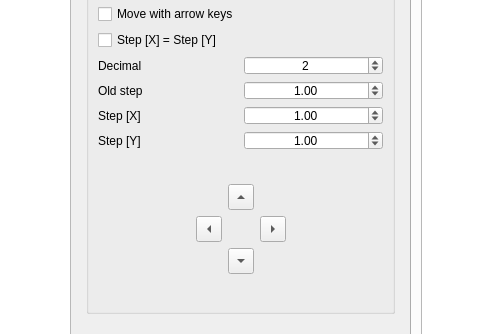
Old version of the form bec_widgets/examples/motor_movement/motor_controller.ui in the repository bec-project/bec_widgets; both pictures show x 464 to 944 and y 209 to 543 of the 1409 by 748 pixel window.
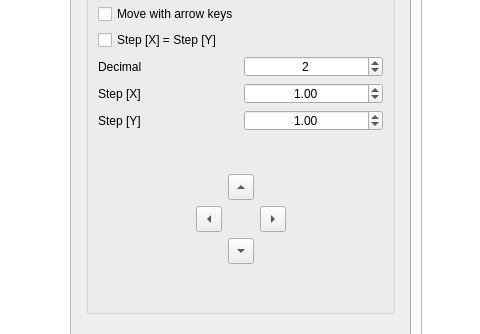
New version of the form. Custom widgets are drawn as their Qt base class.

Commit message: feat: step for x and y can be linked or separated

What changed in the file:
```diff
--- a/bec_widgets/examples/motor_movement/motor_controller.ui
+++ b/bec_widgets/examples/motor_movement/motor_controller.ui
@@ -129,6 +129,57 @@
          <item>
           <layout class="QGridLayout" name="step_grid">
            <item row="2" column="0">
+            <widget class="QLabel" name="label_step_y">
+             <property name="minimumSize">
+              <size>
+               <width>111</width>
+               <height>19</height>
+              </size>
+             </property>
+             <property name="text">
+              <string>Step [Y]</string>
+             </property>
+            </widget>
+           </item>
+           <item row="0" column="0">
+            <widget class="QLabel" name="label_2">
+             <property name="minimumSize">
+              <size>
+               <width>111</width>
+               <height>19</height>
+              </size>
+             </property>
+             <property name="text">
+              <string>Decimal</string>
+             </property>
+            </widget>
+           </item>
+           <item row="1" column="1">
+            <widget class="QDoubleSpinBox" name="spinBox_step_x">
+             <property name="minimumSize">
+              <size>
+               <width>110</width>
+               <height>19</height>
+              </size>
+             </property>
+             <property name="alignment">
+              <set>Qt::AlignCenter</set>
+             </property>
+             <property name="minimum">
+              <double>0.000000000000000</double>
+             </property>
+             <property name="maximum">
+              <double>99.000000000000000</double>
+             </property>
+             <property name="singleStep">
+              <double>0.100000000000000</double>
+             </property>
+             <property name="value">
+              <double>1.000000000000000</double>
+             </property>
+            </widget>
+           </item>
+           <item row="1" column="0">
             <widget class="QLabel" name="label_step_x">
              <property name="minimumSize">
               <size>
@@ -141,6 +192,31 @@
              </property>
             </widget>
            </item>
+           <item row="2" column="1">
+            <widget class="QDoubleSpinBox" name="spinBox_step_y">
+             <property name="minimumSize">
+              <size>
+               <width>110</width>
+               <height>19</height>
+              </size>
+             </property>
+             <property name="alignment">
+              <set>Qt::AlignCenter</set>
+             </property>
+             <property name="minimum">
+              <double>0.000000000000000</double>
+             </property>
+             <property name="maximum">
+              <double>99.000000000000000</double>
+             </property>
+             <property name="singleStep">
+              <double>0.100000000000000</double>
+             </property>
+             <property name="value">
+              <double>1.000000000000000</double>
+             </property>
+            </widget>
+           </item>
            <item row="0" column="1">
             <widget class="QSpinBox" name="spinBox_precision">
              <property name="minimumSize">
@@ -160,120 +236,6 @@
              </property>
             </widget>
            </item>
-           <item row="0" column="0">
-            <widget class="QLabel" name="label_2">
-             <property name="minimumSize">
-              <size>
-               <width>111</width>
-               <height>19</height>
-              </size>
-             </property>
-             <property name="text">
-              <string>Decimal</string>
-             </property>
-            </widget>
-           </item>
-           <item row="2" column="1">
-            <widget class="QDoubleSpinBox" name="spinBox_step_x">
-             <property name="minimumSize">
-              <size>
-               <width>110</width>
-               <height>19</height>
-              </size>
-             </property>
-             <property name="alignment">
-              <set>Qt::AlignCenter</set>
-             </property>
-             <property name="minimum">
-              <double>0.000000000000000</double>
-             </property>
-             <property name="maximum">
-              <double>99.000000000000000</double>
-             </property>
-             <property name="singleStep">
-              <double>0.100000000000000</double>
-             </property>
-             <property name="value">
-              <double>1.000000000000000</double>
-             </property>
-            </widget>
-           </item>
-           <item row="3" column="0">
-            <widget class="QLabel" name="label_step_y">
-             <property name="minimumSize">
-              <size>
-               <width>111</width>
-               <height>19</height>
-              </size>
-             </property>
-             <property name="text">
-              <string>Step [Y]</string>
-             </property>
-            </widget>
-           </item>
-           <item row="3" column="1">
-            <widget class="QDoubleSpinBox" name="spinBox_step_y">
-             <property name="minimumSize">
-              <size>
-               <width>110</width>
-               <height>19</height>
-              </size>
-             </property>
-             <property name="alignment">
-              <set>Qt::AlignCenter</set>
-             </property>
-             <property name="minimum">
-              <double>0.000000000000000</double>
-             </property>
-             <property name="maximum">
-              <double>99.000000000000000</double>
-             </property>
-             <property name="singleStep">
-              <double>0.100000000000000</double>
-             </property>
-             <property name="value">
-              <double>1.000000000000000</double>
-             </property>
-            </widget>
-           </item>
-           <item row="1" column="0">
-            <widget class="QLabel" name="label">
-             <property name="minimumSize">
-              <size>
-               <width>111</width>
-               <height>19</height>
-              </size>
-             </property>
-             <property name="text">
-              <string>Old step</string>
-             </property>
-            </widget>
-           </item>
-           <item row="1" column="1">
-            <widget class="QDoubleSpinBox" name="spinBox_step">
-             <property name="minimumSize">
-              <size>
-               <width>110</width>
-               <height>19</height>
-              </size>
-             </property>
-             <property name="alignment">
-              <set>Qt::AlignCenter</set>
-             </property>
-             <property name="minimum">
-              <double>0.000000000000000</double>
-             </property>
-             <property name="maximum">
-              <double>99.000000000000000</double>
-             </property>
-             <property name="singleStep">
-              <double>0.100000000000000</double>
-             </property>
-             <property name="value">
-              <double>1.000000000000000</double>
-             </property>
-            </widget>
-           </item>
           </layout>
          </item>
          <item>
```
The commit also changes 1 other file.
